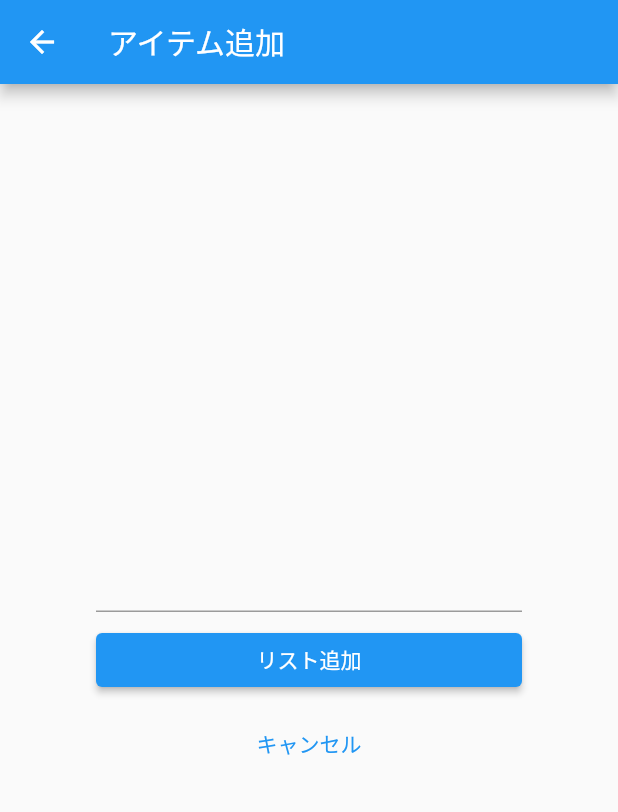
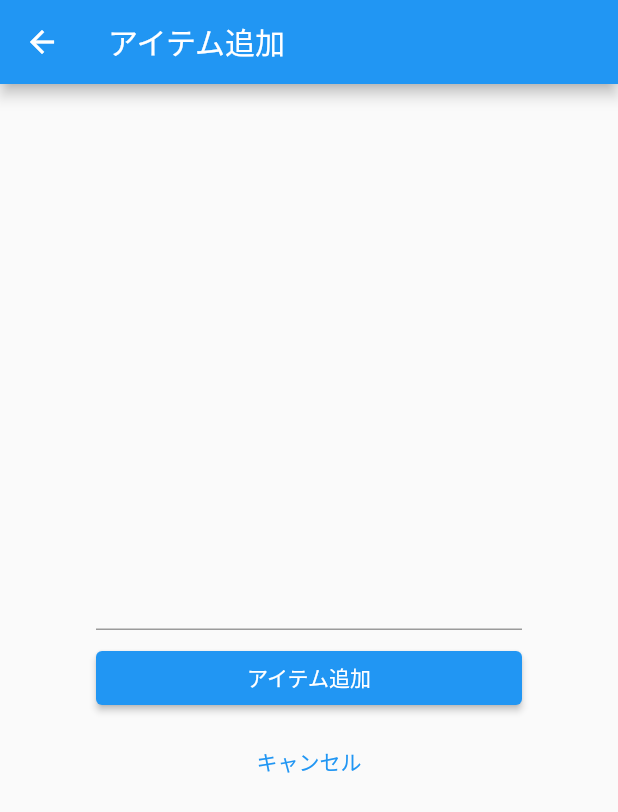
Before and after one commit to mizukick/gaus, a Flutter app: the TodoAddPage screen opened directly, on a phone screen of 412 x 824 dp. Shown: the top 812 px of the screen. Run offline on Flutter 3.47's test engine with Material 2 defaults, Android fonts, the phone set to English and light mode, and no system bars.

Commit message:
アイテム追加のフィールドを追加

```diff
--- a/lib/main.dart
+++ b/lib/main.dart
@@ -57,7 +57,14 @@ class TodoListPage extends StatelessWidget {
   }
 }
 
-class TodoAddPage extends StatelessWidget {
+class TodoAddPage extends StatefulWidget {
+  @override
+  _TodoAddPageState createState() => _TodoAddPageState();
+}
+
+class _TodoAddPageState extends State<TodoAddPage> {
+  String _text = '';
+
   @override
   Widget build(BuildContext context) {
     return Scaffold(
@@ -69,13 +76,23 @@ class TodoAddPage extends StatelessWidget {
         child: Column(
           mainAxisAlignment: MainAxisAlignment.center,
           children: <Widget>[
-            TextField(),
+            Text(_text, style: TextStyle(color: Colors.blue)),
+            const SizedBox(height: 8),
+            TextField(
+              onChanged: (String value) {
+                setState(() {
+                  _text = value;
+                });
+              },
+            ),
             const SizedBox(height: 8),
             Container(
               width: double.infinity,
               child: ElevatedButton(
-                onPressed: () {},
-                child: Text('リスト追加', style: TextStyle(color: Colors.white)),
+                onPressed: () {
+                  Navigator.of(context).pop(_text);
+                },
+                child: Text('アイテム追加', style: TextStyle(color: Colors.white)),
               ),
             ),
             const SizedBox(height: 8),
```
